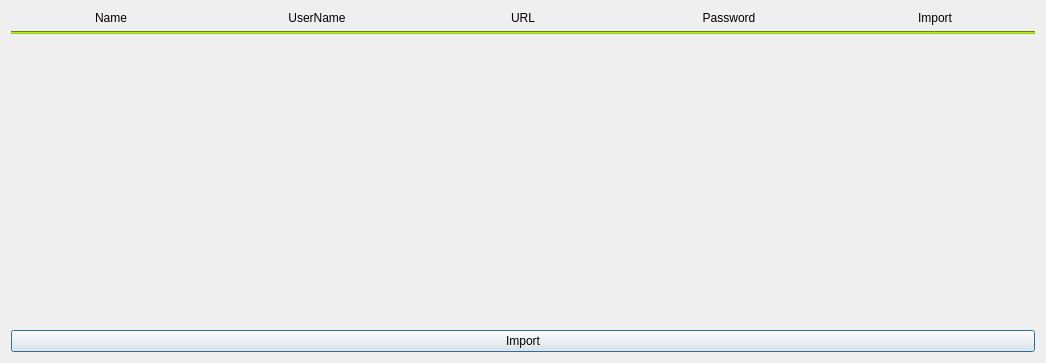
daniel-deru/WorkMate-3.0, file designs/xml/browser_import_window.ui: the form before one commit.
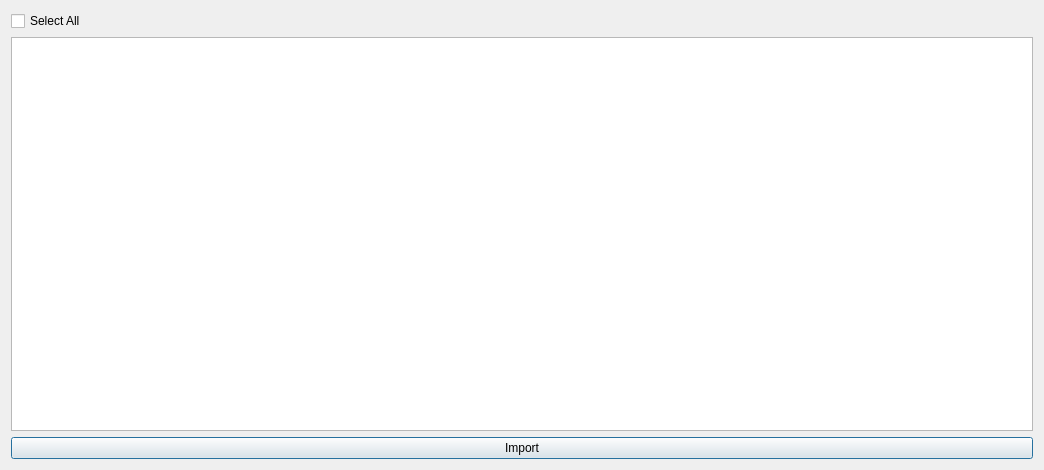
The form after the commit.

Commit message: added new window to import websites from browser

```diff
--- a/designs/xml/browser_import_window.ui
+++ b/designs/xml/browser_import_window.ui
@@ -7,9 +7,27 @@
     <x>0</x>
     <y>0</y>
     <width>1044</width>
-    <height>363</height>
+    <height>470</height>
    </rect>
   </property>
+  <property name="sizePolicy">
+   <sizepolicy hsizetype="Preferred" vsizetype="Expanding">
+    <horstretch>0</horstretch>
+    <verstretch>0</verstretch>
+   </sizepolicy>
+  </property>
+  <property name="minimumSize">
+   <size>
+    <width>0</width>
+    <height>200</height>
+   </size>
+  </property>
+  <property name="maximumSize">
+   <size>
+    <width>16777215</width>
+    <height>850</height>
+   </size>
+  </property>
   <property name="acceptDrops">
    <bool>true</bool>
   </property>
@@ -18,153 +36,14 @@
   </property>
   <layout class="QVBoxLayout" name="verticalLayout">
    <item>
-    <layout class="QHBoxLayout" name="horizontalLayout">
-     <item>
-      <widget class="QLabel" name="lbl_name">
-       <property name="minimumSize">
-        <size>
-         <width>200</width>
-         <height>0</height>
-        </size>
-       </property>
-       <property name="maximumSize">
-        <size>
-         <width>16777215</width>
-         <height>16777215</height>
-        </size>
-       </property>
-       <property name="text">
-        <string>Name</string>
-       </property>
-       <property name="alignment">
-        <set>Qt::AlignCenter</set>
-       </property>
-      </widget>
-     </item>
-     <item>
-      <widget class="QLabel" name="lbl_username">
-       <property name="minimumSize">
-        <size>
-         <width>200</width>
-         <height>0</height>
-        </size>
-       </property>
-       <property name="maximumSize">
-        <size>
-         <width>16777215</width>
-         <height>16777215</height>
-        </size>
-       </property>
-       <property name="text">
-        <string>UserName</string>
-       </property>
-       <property name="alignment">
-        <set>Qt::AlignCenter</set>
-       </property>
-      </widget>
-     </item>
-     <item>
-      <widget class="QLabel" name="lbl_url">
-       <property name="minimumSize">
-        <size>
-         <width>200</width>
-         <height>0</height>
-        </size>
-       </property>
-       <property name="maximumSize">
-        <size>
-         <width>16777215</width>
-         <height>16777215</height>
-        </size>
-       </property>
-       <property name="text">
-        <string>URL</string>
-       </property>
-       <property name="alignment">
-        <set>Qt::AlignCenter</set>
-       </property>
-      </widget>
-     </item>
-     <item>
-      <widget class="QLabel" name="lbl_password">
-       <property name="minimumSize">
-        <size>
-         <width>200</width>
-         <height>0</height>
-        </size>
-       </property>
-       <property name="maximumSize">
-        <size>
-         <width>16777215</width>
-         <height>16777215</height>
-        </size>
-       </property>
-       <property name="text">
-        <string>Password</string>
-       </property>
-       <property name="alignment">
-        <set>Qt::AlignCenter</set>
-       </property>
-      </widget>
-     </item>
-     <item>
-      <widget class="QLabel" name="lbl_import">
-       <property name="minimumSize">
-        <size>
-         <width>200</width>
-         <height>0</height>
-        </size>
-       </property>
-       <property name="maximumSize">
-        <size>
-         <width>16777215</width>
-         <height>16777215</height>
-        </size>
-       </property>
-       <property name="text">
-        <string>Import</string>
-       </property>
-       <property name="alignment">
-        <set>Qt::AlignCenter</set>
-       </property>
-      </widget>
-     </item>
-    </layout>
-   </item>
-   <item>
-    <widget class="QFrame" name="frame">
-     <property name="styleSheet">
-      <string notr="true">background-color: #9ecd16;</string>
-     </property>
-     <property name="frameShape">
-      <enum>QFrame::HLine</enum>
-     </property>
-     <property name="frameShadow">
-      <enum>QFrame::Sunken</enum>
-     </property>
-     <property name="lineWidth">
-      <number>1</number>
-     </property>
-     <property name="midLineWidth">
-      <number>0</number>
+    <widget class="QCheckBox" name="chk_select_all">
+     <property name="text">
+      <string>Select All</string>
      </property>
     </widget>
    </item>
    <item>
-    <layout class="QVBoxLayout" name="vbox_items"/>
-   </item>
-   <item>
-    <spacer name="verticalSpacer">
-     <property name="orientation">
-      <enum>Qt::Vertical</enum>
-     </property>
-     <property name="sizeHint" stdset="0">
-      <size>
-       <width>20</width>
-       <height>40</height>
-      </size>
-     </property>
-    </spacer>
+    <widget class="QTableWidget" name="tbl_accounts"/>
    </item>
    <item>
     <layout class="QHBoxLayout" name="horizontalLayout_2">
```
Left out of the diff: 3 changed lines with no effect on the pictures. The commit also changes 3 other files.
